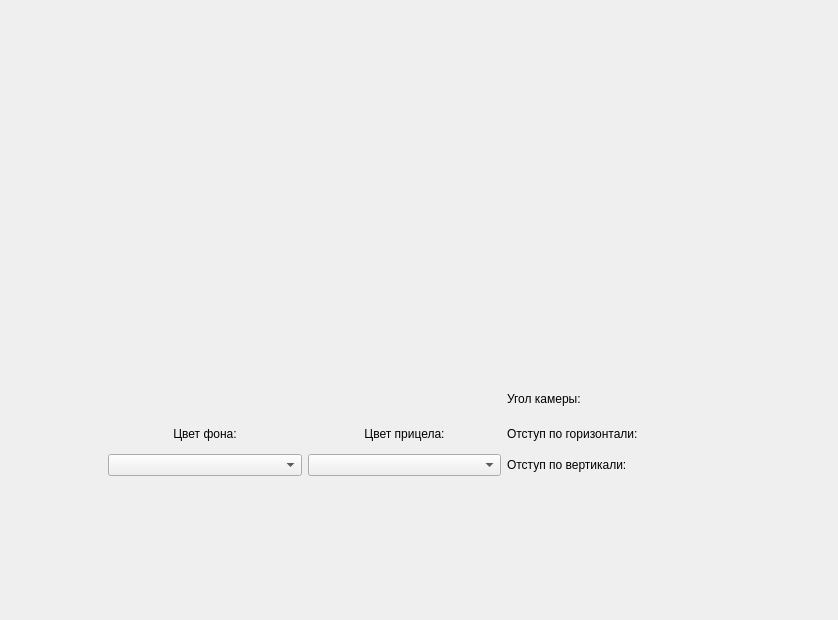
Qt form client/mainwindow.ui (vladIsTrue/skb) before a commit.
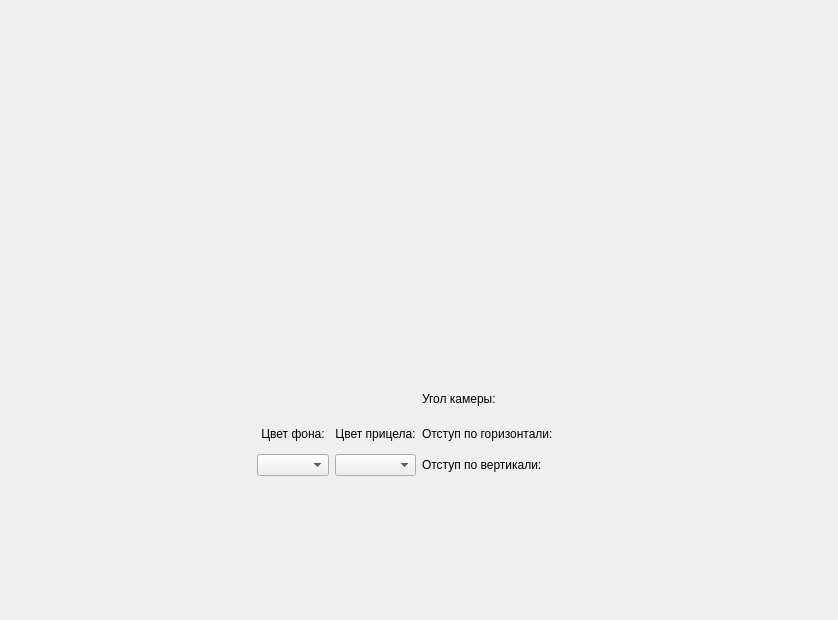
The same form after that commit. Custom widgets are drawn as their Qt base class.

The edit to the form file:
```diff
--- a/client/mainwindow.ui
+++ b/client/mainwindow.ui
@@ -59,52 +59,20 @@
     </item>
     <item>
      <layout class="QGridLayout" name="gridLayout">
-      <item row="1" column="0">
-       <widget class="QLabel" name="label">
-        <property name="text">
-         <string>Цвет фона:</string>
-        </property>
-        <property name="alignment">
-         <set>Qt::AlignmentFlag::AlignCenter</set>
-        </property>
-        <property name="margin">
-         <number>4</number>
-        </property>
-       </widget>
-      </item>
-      <item row="1" column="2">
-       <widget class="QLabel" name="horizontalLabel">
-        <property name="text">
-         <string>Отступ по горизонтали:</string>
-        </property>
-        <property name="alignment">
-         <set>Qt::AlignmentFlag::AlignLeading|Qt::AlignmentFlag::AlignLeft|Qt::AlignmentFlag::AlignVCenter</set>
-        </property>
-        <property name="margin">
-         <number>4</number>
-        </property>
-       </widget>
-      </item>
-      <item row="0" column="2">
-       <widget class="QLabel" name="angleLabel">
-        <property name="text">
-         <string>Угол камеры:</string>
-        </property>
-        <property name="alignment">
-         <set>Qt::AlignmentFlag::AlignLeading|Qt::AlignmentFlag::AlignLeft|Qt::AlignmentFlag::AlignVCenter</set>
-        </property>
-        <property name="margin">
-         <number>4</number>
-        </property>
-       </widget>
-      </item>
       <item row="2" column="2">
-       <widget class="QLabel" name="verticalLabel">
+       <widget class="QComboBox" name="aim">
+        <property name="currentIndex">
+         <number>-1</number>
+        </property>
+       </widget>
+      </item>
+      <item row="1" column="2">
+       <widget class="QLabel" name="label_2">
         <property name="text">
-         <string>Отступ по вертикали:</string>
+         <string>Цвет прицела:</string>
         </property>
         <property name="alignment">
-         <set>Qt::AlignmentFlag::AlignLeading|Qt::AlignmentFlag::AlignLeft|Qt::AlignmentFlag::AlignVCenter</set>
+         <set>Qt::AlignmentFlag::AlignCenter</set>
         </property>
         <property name="margin">
          <number>4</number>
@@ -112,6 +80,19 @@
        </widget>
       </item>
       <item row="2" column="0">
+       <spacer name="horizontalSpacer">
+        <property name="orientation">
+         <enum>Qt::Orientation::Horizontal</enum>
+        </property>
+        <property name="sizeHint" stdset="0">
+         <size>
+          <width>40</width>
+          <height>20</height>
+         </size>
+        </property>
+       </spacer>
+      </item>
+      <item row="2" column="1">
        <widget class="QComboBox" name="background">
         <property name="editable">
          <bool>false</bool>
@@ -124,17 +105,36 @@
         </property>
        </widget>
       </item>
-      <item row="2" column="1">
-       <widget class="QComboBox" name="aim">
-        <property name="currentIndex">
-         <number>-1</number>
+      <item row="2" column="3">
+       <widget class="QLabel" name="verticalLabel">
+        <property name="text">
+         <string>Отступ по вертикали:</string>
+        </property>
+        <property name="alignment">
+         <set>Qt::AlignmentFlag::AlignLeading|Qt::AlignmentFlag::AlignLeft|Qt::AlignmentFlag::AlignVCenter</set>
+        </property>
+        <property name="margin">
+         <number>4</number>
+        </property>
+       </widget>
+      </item>
+      <item row="1" column="3">
+       <widget class="QLabel" name="horizontalLabel">
+        <property name="text">
+         <string>Отступ по горизонтали:</string>
+        </property>
+        <property name="alignment">
+         <set>Qt::AlignmentFlag::AlignLeading|Qt::AlignmentFlag::AlignLeft|Qt::AlignmentFlag::AlignVCenter</set>
+        </property>
+        <property name="margin">
+         <number>4</number>
         </property>
        </widget>
       </item>
       <item row="1" column="1">
-       <widget class="QLabel" name="label_2">
+       <widget class="QLabel" name="label">
         <property name="text">
-         <string>Цвет прицела:</string>
+         <string>Цвет фона:</string>
         </property>
         <property name="alignment">
          <set>Qt::AlignmentFlag::AlignCenter</set>
@@ -144,6 +144,32 @@
         </property>
        </widget>
       </item>
+      <item row="0" column="3">
+       <widget class="QLabel" name="angleLabel">
+        <property name="text">
+         <string>Угол камеры:</string>
+        </property>
+        <property name="alignment">
+         <set>Qt::AlignmentFlag::AlignLeading|Qt::AlignmentFlag::AlignLeft|Qt::AlignmentFlag::AlignVCenter</set>
+        </property>
+        <property name="margin">
+         <number>4</number>
+        </property>
+       </widget>
+      </item>
+      <item row="2" column="4">
+       <spacer name="horizontalSpacer_2">
+        <property name="orientation">
+         <enum>Qt::Orientation::Horizontal</enum>
+        </property>
+        <property name="sizeHint" stdset="0">
+         <size>
+          <width>40</width>
+          <height>20</height>
+         </size>
+        </property>
+       </spacer>
+      </item>
      </layout>
     </item>
    </layout>
```
